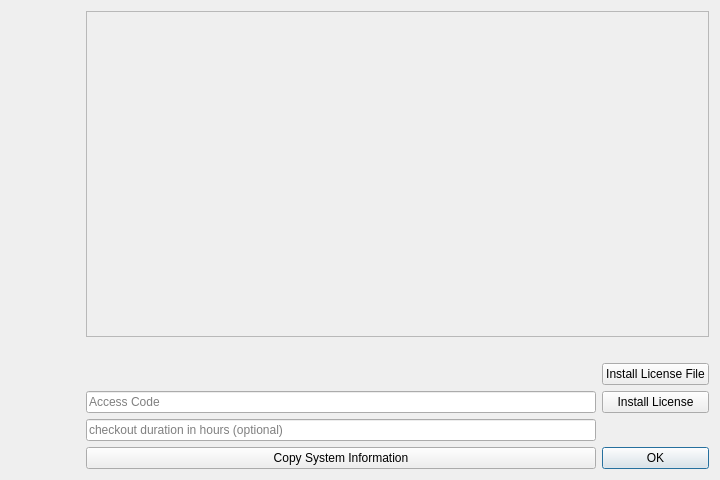
Qt form src/support/gamslicensingdialog.ui (GAMS-dev/studio) before a commit.
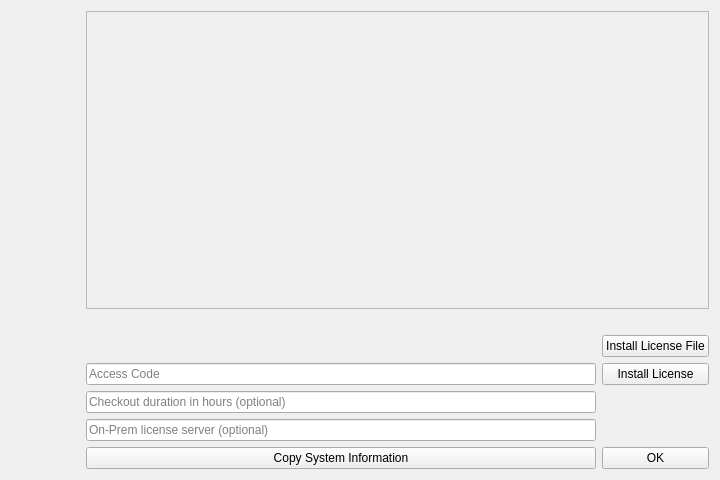
The same form after that commit. Icons and pictures are not drawn.

Commit message: Resolve "On-Prem license server support"

```diff
--- a/src/support/gamslicensingdialog.ui
+++ b/src/support/gamslicensingdialog.ui
@@ -81,7 +81,7 @@
           <x>0</x>
           <y>0</y>
           <width>621</width>
-          <height>309</height>
+          <height>278</height>
          </rect>
         </property>
         <layout class="QHBoxLayout" name="horizontalLayout_3">
@@ -152,6 +152,9 @@
        <property name="text">
         <string/>
        </property>
+       <property name="wordWrap">
+        <bool>true</bool>
+       </property>
       </widget>
      </item>
      <item>
@@ -199,7 +202,7 @@
        <item row="2" column="0">
         <widget class="QLineEdit" name="cdEdit">
          <property name="placeholderText">
-          <string>checkout duration in hours (optional)</string>
+          <string>Checkout duration in hours (optional)</string>
          </property>
         </widget>
        </item>
@@ -220,6 +223,29 @@
         </spacer>
        </item>
        <item row="3" column="0">
+        <widget class="QLineEdit" name="opEdit">
+         <property name="placeholderText">
+          <string>On-Prem license server (optional)</string>
+         </property>
+        </widget>
+       </item>
+       <item row="3" column="1">
+        <spacer name="horizontalSpacer_3">
+         <property name="orientation">
+          <enum>Qt::Orientation::Horizontal</enum>
+         </property>
+         <property name="sizeType">
+          <enum>QSizePolicy::Policy::Minimum</enum>
+         </property>
+         <property name="sizeHint" stdset="0">
+          <size>
+           <width>40</width>
+           <height>20</height>
+          </size>
+         </property>
+        </spacer>
+       </item>
+       <item row="4" column="0">
         <widget class="QPushButton" name="copyButton">
          <property name="sizePolicy">
           <sizepolicy hsizetype="Minimum" vsizetype="Fixed">
@@ -235,7 +261,7 @@
          </property>
         </widget>
        </item>
-       <item row="3" column="1">
+       <item row="4" column="1">
         <widget class="QPushButton" name="okButton">
          <property name="sizePolicy">
           <sizepolicy hsizetype="Minimum" vsizetype="Fixed">
@@ -253,7 +279,7 @@
           </size>
          </property>
          <property name="autoDefault">
-          <bool>true</bool>
+          <bool>false</bool>
          </property>
         </widget>
        </item>
```
The commit also changes 36 other files.
